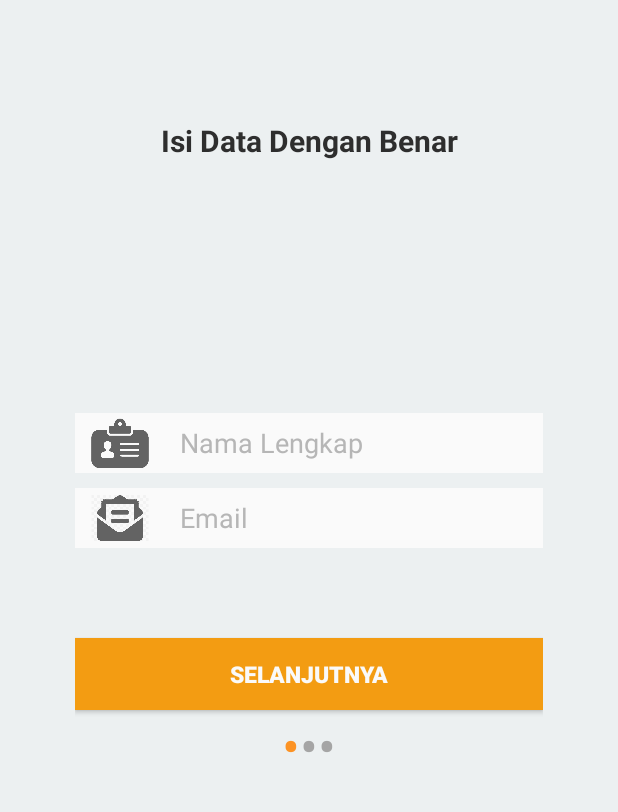
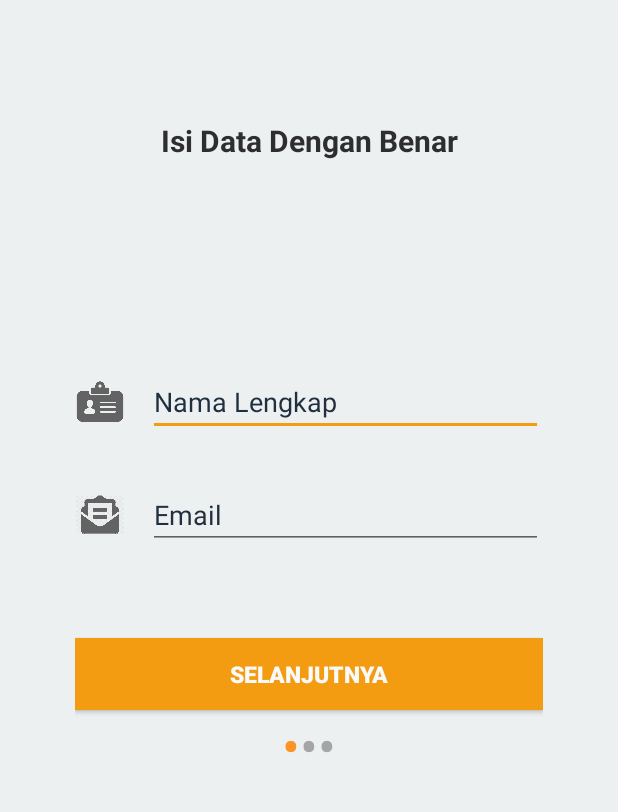
Before and after one commit to PanjiAD/SIswa, an Android app: the tambahSiswa screen opened directly, with no data from a screen before it, on a phone screen of 412 x 824 dp, the part 83-895 px from its top. Run offline under Robolectric (Android 15) with nearby library versions, the phone set to English and light mode, and no system bars; our stand-ins replace Firebase (no records; nobody signed in at launch, a user with empty details on screens opened directly).

Commit message:
rubah titik

```diff
--- a/app/src/main/java/com/example/siswa/activites/SettingActivity.java
+++ b/app/src/main/java/com/example/siswa/activites/SettingActivity.java
@@ -75,6 +75,7 @@ public class SettingActivity extends AppCompatActivity {
     }
 
     public void handleExit(View view) {
-        finish();
+        finishAffinity();
+        System.exit(0);
     }
 }
--- a/app/src/main/res/layout/fragment_data1.xml
+++ b/app/src/main/res/layout/fragment_data1.xml
@@ -29,72 +29,70 @@
         android:background="?android:windowBackground"
         tools:context=".activites.tambahSiswa">
 
-        <RelativeLayout
+        <LinearLayout
             android:id="@+id/namaView"
-            android:layout_width="0dp"
+            android:layout_width="match_parent"
             android:layout_height="wrap_content"
-            android:orientation="vertical"
-            android:layout_marginTop="30dp"
+            android:orientation="horizontal"
+            android:weightSum="6"
+            app:layout_constraintTop_toTopOf="parent"
             app:layout_constraintStart_toStartOf="parent"
-            app:layout_constraintEnd_toEndOf="parent"
-            app:layout_constraintTop_toTopOf="parent">
+            app:layout_constraintEnd_toEndOf="parent">
 
             <ImageView
                 android:id="@+id/gambar1"
-                android:layout_height="40dp"
-                android:layout_width="50dp"
+                android:layout_height="30dp"
+                android:layout_width="40dp"
                 android:src="@drawable/name2"
-                android:background="@color/whiteColor"
-                android:paddingLeft="10dp"
-                />
+                android:layout_gravity="center"
+                android:layout_weight="1"/>
 
             <EditText
                 android:id="@+id/nama_text"
                 android:layout_width="match_parent"
                 android:layout_height="wrap_content"
+                android:gravity="left"
+                android:inputType="textMultiLine"
                 android:hint="Nama Lengkap"
-                android:textColorHint="@color/colorHintDark"
-                android:background="@color/whiteColor"
-                android:paddingLeft="20dp"
-                android:layout_alignBottom="@+id/gambar1"
-                android:layout_toRightOf="@+id/gambar1"
-                android:textColor="@color/blackColor"
-                android:layout_alignParentTop="true"/>
-        </RelativeLayout>
+                android:layout_marginLeft="15dp"
+                android:textColorHint="?attr/colorHint"
+                android:textColor="?attr/colorHint"
+                android:layout_weight="5"/>
 
-        <RelativeLayout
+        </LinearLayout>
+
+        <LinearLayout
             android:id="@+id/emailView"
-            android:layout_width="0dp"
+            android:layout_width="match_parent"
             android:layout_height="wrap_content"
-            android:orientation="vertical"
-            android:layout_marginTop="10dp"
+            android:orientation="horizontal"
+            android:weightSum="6"
+            android:layout_marginTop="30dp"
+            app:layout_constraintTop_toBottomOf="@id/namaView"
             app:layout_constraintStart_toStartOf="parent"
-            app:layout_constraintEnd_toEndOf="parent"
-            app:layout_constraintTop_toBottomOf="@id/namaView">
+            app:layout_constraintEnd_toEndOf="parent">
 
             <ImageView
                 android:id="@+id/gambar2"
-                android:layout_height="40dp"
-                android:layout_width="50dp"
-                android:paddingLeft="10dp"
+                android:layout_height="30dp"
+                android:layout_width="40dp"
                 android:src="@drawable/email2"
-                android:background="@color/whiteColor"
-                />
+                android:layout_gravity="center"
+                android:layout_weight="1"/>
 
             <EditText
                 android:id="@+id/email_text"
                 android:layout_width="match_parent"
                 android:layout_height="wrap_content"
+                android:gravity="left"
+                android:inputType="textMultiLine"
                 android:hint="Email"
-                android:textColorHint="@color/colorHintDark"
-                android:background="@color/whiteColor"
-                android:paddingLeft="20dp"
-                android:layout_alignBottom="@+id/gambar2"
-                android:layout_toRightOf="@+id/gambar2"
-                android:textColor="@color/blackColor"
-                android:layout_alignParentTop="true" />
+                android:layout_marginLeft="15dp"
+                android:textColorHint="?attr/colorHint"
+                android:textColor="?attr/colorHint"
+                android:layout_weight="5"/>
 
-        </RelativeLayout>
+        </LinearLayout>
 
     </androidx.constraintlayout.widget.ConstraintLayout>
 </FrameLayout>
--- a/app/src/main/res/values/colors.xml
+++ b/app/src/main/res/values/colors.xml
@@ -2,8 +2,8 @@
 <resources>
     <color name="colorPrimary">#2ecc71</color>
     <color name="colorAccent">#f39c12</color>
-    <color name="colorHintDark">#B6B6B6</color>
-    <color name="colorHint">#6F6F6F</color>
+    <color name="colorHintDark">#222f3e</color>
+    <color name="colorHint">#c8d6e5</color>
 
     <color name="whiteColor">#fafafa</color>
     <color name="blackColor">#2E2E2E</color>
@@ -11,11 +11,11 @@
     <color name="greenColor">#B2BBB6</color>
 
     <color name="bgLight">#ecf0f1</color>
-    <color name="bgDark">#2f3542</color>
+    <color name="bgDark">#15191A</color>
 
     <color name="dangers">#ff4757</color>
     <color name="bgCard">#f5f6fa</color>
-    <color name="bgCardDark">#2E312F</color>
+    <color name="bgCardDark">#232929</color>
 
     <!-- dots inactive colors -->
     <color name="dot_dark_screen1">#EA9E9E9E</color>
--- a/app/src/main/res/values/styles.xml
+++ b/app/src/main/res/values/styles.xml
@@ -15,7 +15,7 @@
         <item name="bgCard">@color/bgCard</item>
         <item name="fontPrimary">@color/blackColor</item>
         <item name="fontSecondary">@color/grayColor</item>
-        <item name="colorHint">@color/colorHint</item>
+        <item name="colorHint">@color/colorHintDark</item>
         <item name="windowActionBar">false</item>
         <item name="windowNoTitle">true</item>
     </style>
@@ -27,6 +27,7 @@
         <item name="bgCard">@color/bgCardDark</item>
         <item name="fontPrimary">@color/whiteColor</item>
         <item name="fontSecondary">@color/greenColor</item>
+        <item name="colorHint">@color/colorHint</item>
         <item name="windowActionBar">false</item>
         <item name="windowNoTitle">true</item>
     </style>
```
Also changed, not shown: app/src/main/res/layout/fragment_data2.xml (+34 -37 lines), app/src/main/res/layout/fragment_data3.xml (+16 -20 lines).
